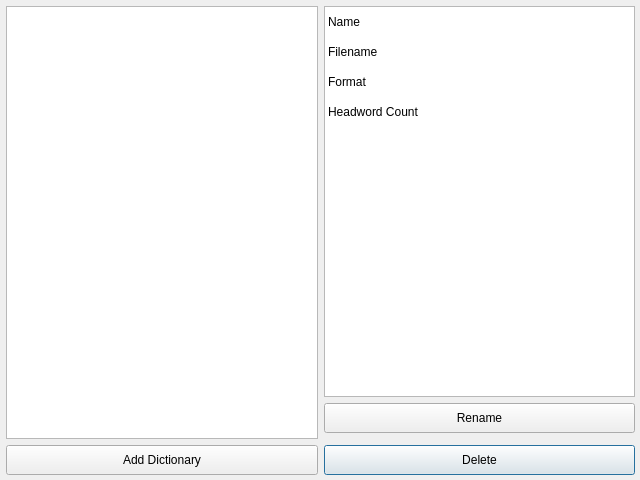
Above: src/edit/dictionarydialog.ui from Crissium/SilverDict-desktop before the change. Below: the same form after it.
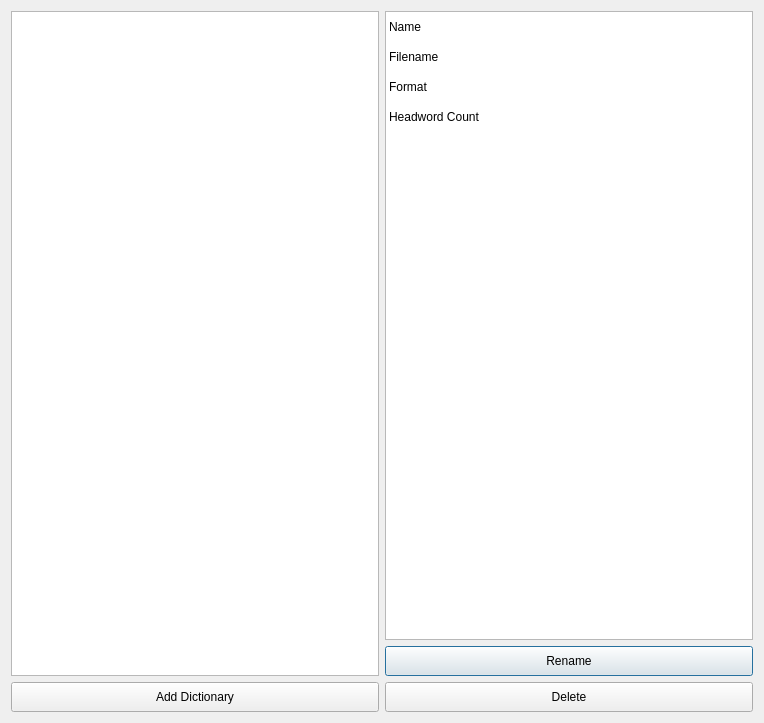
That is the form after the change.

Commit message: Fix broken layouts

```diff
--- a/src/edit/dictionarydialog.ui
+++ b/src/edit/dictionarydialog.ui
@@ -6,8 +6,8 @@
    <rect>
     <x>0</x>
     <y>0</y>
-    <width>640</width>
-    <height>480</height>
+       <width>764</width>
+       <height>723</height>
    </rect>
   </property>
   <property name="sizePolicy">
@@ -22,29 +22,8 @@
   <property name="sizeGripEnabled">
    <bool>false</bool>
   </property>
-  <widget class="QWidget" name="gridLayoutWidget">
-   <property name="geometry">
-    <rect>
-     <x>0</x>
-     <y>0</y>
-     <width>641</width>
-     <height>481</height>
-    </rect>
-   </property>
-   <layout class="QGridLayout" name="gridLayout">
-    <property name="leftMargin">
-     <number>6</number>
-    </property>
-    <property name="topMargin">
-     <number>6</number>
-    </property>
-    <property name="rightMargin">
-     <number>6</number>
-    </property>
-    <property name="bottomMargin">
-     <number>6</number>
-    </property>
-    <item row="2" column="1">
+     <layout class="QGridLayout" name="gridLayout" rowstretch="1,0,0">
+         <item row="0" column="1">
      <widget class="QTableWidget" name="tableWidget">
       <property name="editTriggers">
        <set>QAbstractItemView::NoEditTriggers</set>
@@ -163,7 +142,51 @@
       </item>
      </widget>
     </item>
-    <item row="5" column="1">
+         <item row="1" column="1">
+             <widget class="QPushButton" name="renameButton">
+                 <property name="minimumSize">
+                     <size>
+                         <width>0</width>
+                         <height>30</height>
+                     </size>
+                 </property>
+                 <property name="text">
+                     <string>Rename</string>
+                 </property>
+             </widget>
+         </item>
+         <item row="2" column="0">
+             <widget class="QPushButton" name="addButton">
+                 <property name="enabled">
+                     <bool>true</bool>
+                 </property>
+                 <property name="sizePolicy">
+                     <sizepolicy hsizetype="Minimum" vsizetype="Fixed">
+                         <horstretch>0</horstretch>
+                         <verstretch>0</verstretch>
+                     </sizepolicy>
+                 </property>
+                 <property name="minimumSize">
+                     <size>
+                         <width>0</width>
+                         <height>30</height>
+                     </size>
+                 </property>
+                 <property name="text">
+                     <string>Add Dictionary</string>
+                 </property>
+                 <property name="iconSize">
+                     <size>
+                         <width>12</width>
+                         <height>12</height>
+                     </size>
+                 </property>
+                 <property name="autoDefault">
+                     <bool>true</bool>
+                 </property>
+             </widget>
+         </item>
+         <item row="2" column="1">
      <widget class="QPushButton" name="deleteButton">
       <property name="minimumSize">
        <size>
@@ -176,7 +199,7 @@
       </property>
      </widget>
     </item>
-    <item row="2" column="0" rowspan="3">
+         <item row="0" column="0" rowspan="2">
      <widget class="QListWidget" name="listWidget">
       <property name="dragEnabled">
        <bool>true</bool>
@@ -201,52 +224,7 @@
       </property>
      </widget>
     </item>
-    <item row="5" column="0">
-     <widget class="QPushButton" name="addButton">
-      <property name="enabled">
-       <bool>true</bool>
-      </property>
-      <property name="sizePolicy">
-       <sizepolicy hsizetype="Minimum" vsizetype="Fixed">
-        <horstretch>0</horstretch>
-        <verstretch>0</verstretch>
-       </sizepolicy>
-      </property>
-      <property name="minimumSize">
-       <size>
-        <width>0</width>
-        <height>30</height>
-       </size>
-      </property>
-      <property name="text">
-       <string>Add Dictionary</string>
-      </property>
-      <property name="iconSize">
-       <size>
-        <width>12</width>
-        <height>12</height>
-       </size>
-      </property>
-      <property name="autoDefault">
-       <bool>true</bool>
-      </property>
-     </widget>
-    </item>
-    <item row="3" column="1">
-     <widget class="QPushButton" name="renameButton">
-      <property name="minimumSize">
-       <size>
-        <width>0</width>
-        <height>30</height>
-       </size>
-      </property>
-      <property name="text">
-       <string>Rename</string>
-      </property>
-     </widget>
-    </item>
-   </layout>
-  </widget>
+     </layout>
  </widget>
  <resources/>
  <connections/>
```
Left out of the diff: 24 changed lines with no effect on the pictures. Lines whose indentation alone changed are shown as unchanged. The commit also changes 3 other files.
